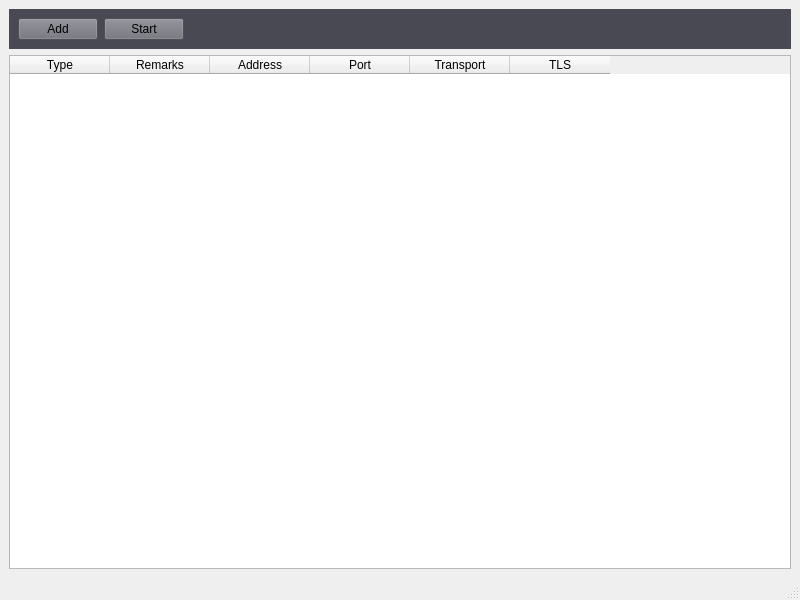
Above: desktop/ui/MainWindow.ui from Sangiria/go-proxy before the change. Below: the same form after it.
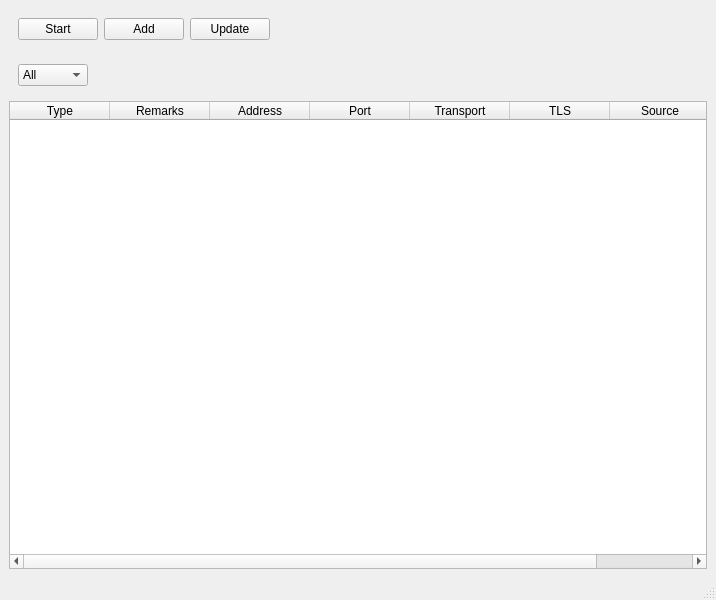
That is the form after the change.

Commit message: feat: node and subscription models + UI adjustment

Diff of the .ui file:
```diff
--- a/desktop/ui/MainWindow.ui
+++ b/desktop/ui/MainWindow.ui
@@ -6,10 +6,22 @@
    <rect>
     <x>0</x>
     <y>0</y>
-    <width>800</width>
+    <width>716</width>
     <height>600</height>
    </rect>
   </property>
+  <property name="minimumSize">
+   <size>
+    <width>716</width>
+    <height>0</height>
+   </size>
+  </property>
+  <property name="maximumSize">
+   <size>
+    <width>716</width>
+    <height>600</height>
+   </size>
+  </property>
   <property name="windowTitle">
    <string>MainWindow</string>
   </property>
@@ -18,30 +30,39 @@
     <item>
      <widget class="QWidget" name="widget" native="true">
       <property name="styleSheet">
-       <string notr="true">background-color: rgb(73, 73, 84);
-</string>
+       <string notr="true"/>
       </property>
       <layout class="QHBoxLayout" name="horizontalLayout">
-       <item>
-        <widget class="QPushButton" name="btnAddSubscription">
-         <property name="styleSheet">
-          <string notr="true">background-color: rgb(111, 111, 121);</string>
-         </property>
-         <property name="text">
-          <string>Add</string>
-         </property>
-        </widget>
-       </item>
        <item>
         <widget class="QPushButton" name="btnStart">
          <property name="styleSheet">
-          <string notr="true">background-color: rgb(111, 111, 121);</string>
+          <string notr="true"/>
          </property>
          <property name="text">
           <string>Start</string>
          </property>
         </widget>
        </item>
+       <item>
+        <widget class="QPushButton" name="btnAddSubscription">
+         <property name="styleSheet">
+          <string notr="true"/>
+         </property>
+         <property name="text">
+          <string>Add</string>
+         </property>
+        </widget>
+       </item>
+       <item>
+        <widget class="QPushButton" name="btnUpdateSubscriptions">
+         <property name="styleSheet">
+          <string notr="true"/>
+         </property>
+         <property name="text">
+          <string>Update</string>
+         </property>
+        </widget>
+       </item>
        <item>
         <spacer name="horizontalSpacer">
          <property name="orientation">
@@ -58,8 +79,55 @@
       </layout>
      </widget>
     </item>
+    <item>
+     <widget class="QWidget" name="widget_2" native="true">
+      <layout class="QHBoxLayout" name="horizontalLayout_2">
+       <item>
+        <widget class="QComboBox" name="cbSubscriptionType">
+         <property name="styleSheet">
+          <string notr="true"/>
+         </property>
+         <item>
+          <property name="text">
+           <string>All</string>
+          </property>
+         </item>
+         <item>
+          <property name="text">
+           <string>Groups</string>
+          </property>
+         </item>
+         <item>
+          <property name="text">
+           <string>Manual</string>
+          </property>
+         </item>
+        </widget>
+       </item>
+       <item>
+        <spacer name="horizontalSpacer_2">
+         <property name="orientation">
+          <enum>Qt::Horizontal</enum>
+         </property>
+         <property name="sizeHint" stdset="0">
+          <size>
+           <width>40</width>
+           <height>20</height>
+          </size>
+         </property>
+        </spacer>
+       </item>
+      </layout>
+     </widget>
+    </item>
     <item>
      <widget class="QTableWidget" name="tableSubs">
+      <property name="minimumSize">
+       <size>
+        <width>0</width>
+        <height>0</height>
+       </size>
+      </property>
       <property name="autoFillBackground">
        <bool>false</bool>
       </property>
@@ -93,6 +161,11 @@
         <string>TLS</string>
        </property>
       </column>
+      <column>
+       <property name="text">
+        <string>Source</string>
+       </property>
+      </column>
      </widget>
     </item>
    </layout>
```
The commit also changes 8 other files.
